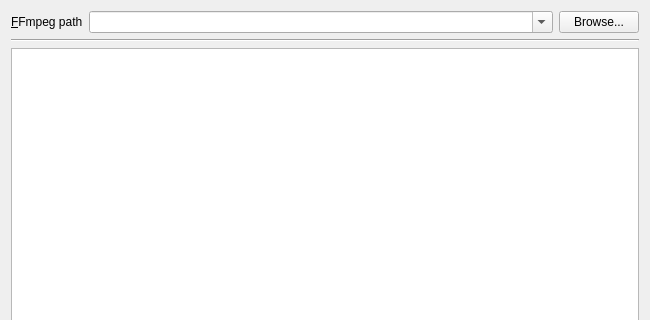
The window that settingsframe.ui (EthanChappel/HQ-Animate) describes before a commit, drawn with Qt 5; both pictures show x 0 to 650 and y 0 to 320 of the 650 by 700 pixel window.
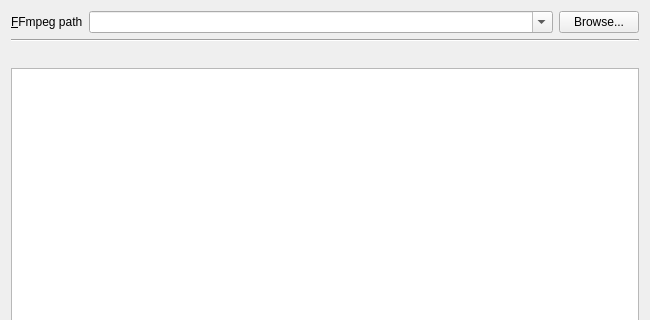
The same window after the commit.

Commit message: Add basic info about the program on the settings frame.

Diff of the .ui file:
```diff
--- a/settingsframe.ui
+++ b/settingsframe.ui
@@ -79,6 +79,13 @@
      </property>
     </widget>
    </item>
+   <item>
+    <widget class="QLabel" name="version_label">
+     <property name="text">
+      <string/>
+     </property>
+    </widget>
+   </item>
    <item>
     <widget class="QPlainTextEdit" name="dependencies_textbox">
      <property name="readOnly">
```
Left out of the diff: 16 changed lines with no effect on the pictures. The commit also changes 2 other files.
